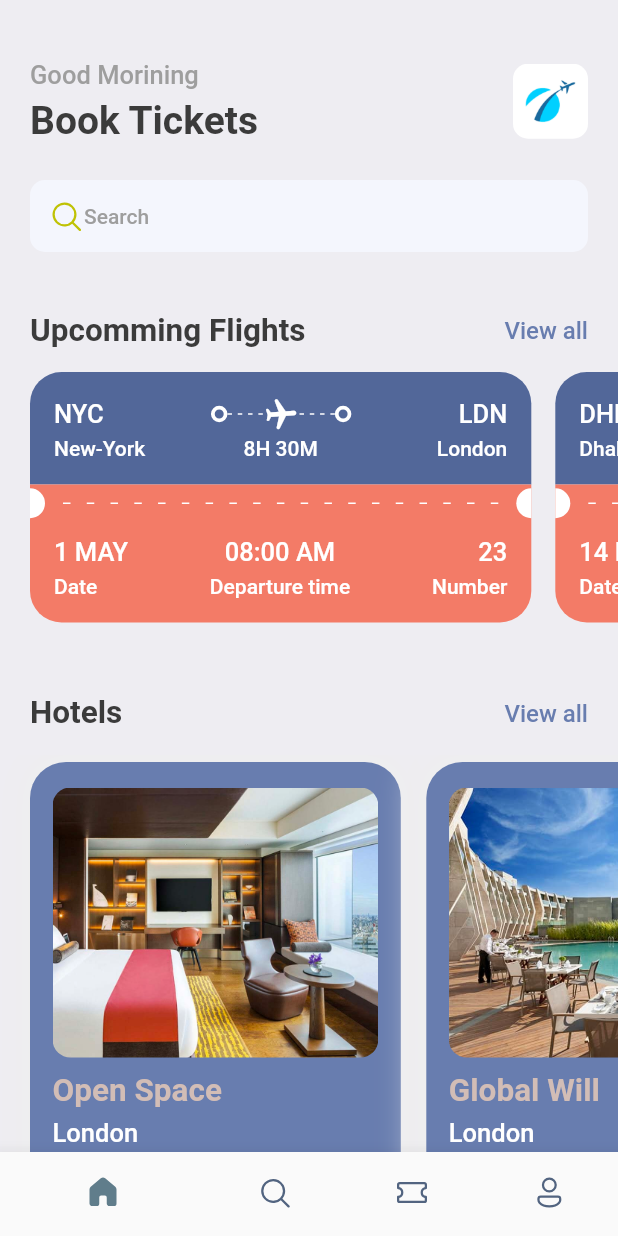
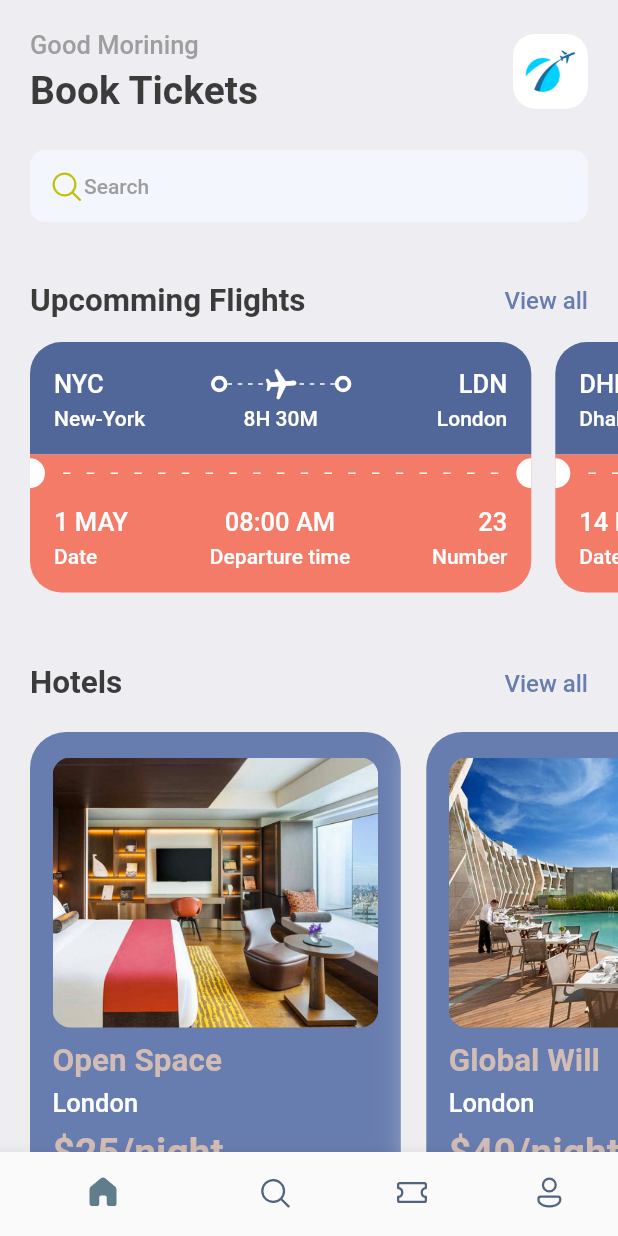
Before and after one commit to abdulawalarif/ticket_booking_application, a Flutter app: the screen it shows after launch, on a phone screen of 412 x 824 dp. Run offline on Flutter 3.47's test engine with Material 2 defaults, Android fonts, the phone set to English and light mode, and no system bars; our stand-ins replace fluentui_icons, gap, get.

Commit message:
all static pixels are replaced with get

```diff
--- a/lib/screens/home_screen.dart
+++ b/lib/screens/home_screen.dart
@@ -3,6 +3,7 @@ import 'package:flutter/cupertino.dart';
 import 'package:flutter/material.dart';
 import 'package:gap/gap.dart';
 import 'package:ticket_booking_application/utils/app_info_list.dart';
+import '../utils/app_layout.dart';
 import '../utils/app_style.dart';
 import 'hotel_screen.dart';
 import 'ticket_view.dart';
@@ -22,10 +23,10 @@ class _HomeScreenState extends State<HomeScreen> {
       body: ListView(
         children: [
           Container(
-            padding: const EdgeInsets.symmetric(horizontal: 20),
+            padding: EdgeInsets.symmetric(horizontal: AppLayout.getHeight(20)),
             child: Column(
               children: [
-                const Gap(40),
+                Gap(AppLayout.getHeight(20)),
                 Row(
                   mainAxisAlignment: MainAxisAlignment.spaceBetween,
                   children: [
@@ -36,7 +37,7 @@ class _HomeScreenState extends State<HomeScreen> {
                           "Good Morining",
                           style: Styles.headLineStyle3,
                         ),
-                        const Gap(5),
+                        Gap(AppLayout.getHeight(5)),
                         Text(
                           "Book Tickets",
                           style: Styles.headLineStyle1,
@@ -47,7 +48,8 @@ class _HomeScreenState extends State<HomeScreen> {
                       height: 50,
                       width: 50,
                       decoration: BoxDecoration(
-                        borderRadius: BorderRadius.circular(10),
+                        borderRadius:
+                            BorderRadius.circular(AppLayout.getHeight(15)),
                         image: const DecorationImage(
                           fit: BoxFit.fitHeight,
                           image: AssetImage("assets/images/img_1.png"),
@@ -56,13 +58,15 @@ class _HomeScreenState extends State<HomeScreen> {
                     )
                   ],
                 ),
-                const Gap(25),
+                Gap(AppLayout.getHeight(25)),
                 Container(
                   decoration: BoxDecoration(
-                      borderRadius: BorderRadius.circular(10),
+                      borderRadius:
+                          BorderRadius.circular(AppLayout.getHeight(10)),
                       color: const Color(0xFFF4F6FD)),
-                  padding:
-                      const EdgeInsets.symmetric(horizontal: 12, vertical: 12),
+                  padding: EdgeInsets.symmetric(
+                      horizontal: AppLayout.getHeight(12),
+                      vertical: AppLayout.getHeight(12)),
                   child: Row(
                     children: [
                       const Icon(
@@ -76,7 +80,7 @@ class _HomeScreenState extends State<HomeScreen> {
                     ],
                   ),
                 ),
-                const Gap(40),
+                Gap(AppLayout.getHeight(40)),
                 Row(
                   mainAxisAlignment: MainAxisAlignment.spaceBetween,
                   children: [
@@ -99,20 +103,20 @@ class _HomeScreenState extends State<HomeScreen> {
               ],
             ),
           ),
-          const Gap(15),
+          Gap(AppLayout.getHeight(15)),
           //TicketView(),
           SingleChildScrollView(
             scrollDirection: Axis.horizontal,
-            padding: const EdgeInsets.only(left: 20),
+            padding: EdgeInsets.only(left: AppLayout.getHeight(20)),
             child: Row(
               children: ticketList
                   .map((singleTicket) => TicketView(ticket: singleTicket))
                   .toList(),
             ),
           ),
-          const Gap(15),
+          Gap(AppLayout.getHeight(15)),
           Container(
-            padding: const EdgeInsets.symmetric(horizontal: 20),
+            padding: EdgeInsets.symmetric(horizontal: AppLayout.getHeight(20)),
             child: Row(
               mainAxisAlignment: MainAxisAlignment.spaceBetween,
               children: [
@@ -133,11 +137,11 @@ class _HomeScreenState extends State<HomeScreen> {
               ],
             ),
           ),
-          const Gap(15),
+          Gap(AppLayout.getHeight(15)),
           // Hotels Screen
           SingleChildScrollView(
             scrollDirection: Axis.horizontal,
-            padding: const EdgeInsets.only(left: 20),
+            padding: EdgeInsets.only(left: AppLayout.getHeight(20)),
             child: Row(
               children: hotelList.map((e) => HotelScreen(hotel: e)).toList(),
             ),
--- a/lib/screens/hotel_screen.dart
+++ b/lib/screens/hotel_screen.dart
@@ -42,17 +42,17 @@ class HotelScreen extends StatelessWidget {
                     fit: BoxFit.cover,
                     image: AssetImage('assets/images/${hotel['image']}'))),
           ),
-          const Gap(10),
+          Gap(AppLayout.getHeight(10)),
           Text(
             hotel['place'],
             style: Styles.headLineStyle2.copyWith(color: Styles.kakiColor),
           ),
-          const Gap(5),
+          Gap(AppLayout.getHeight(5)),
           Text(
             hotel['destination'],
             style: Styles.headLineStyle3.copyWith(color: Colors.white),
           ),
-          const Gap(8),
+          Gap(AppLayout.getHeight(8)),
           //price
           Text(
             "\$${hotel['price']}/night",
--- a/lib/screens/search_screen.dart
+++ b/lib/screens/search_screen.dart
@@ -0,0 +1,13 @@
+import 'package:flutter/material.dart';
+import '../utils/app_style.dart';
+
+class SearchScreen extends StatelessWidget {
+  const SearchScreen({Key? key}) : super(key: key);
+
+  @override
+  Widget build(BuildContext context) {
+    return Scaffold(
+      backgroundColor: Styles.bgColor,
+    );
+  }
+}
```
